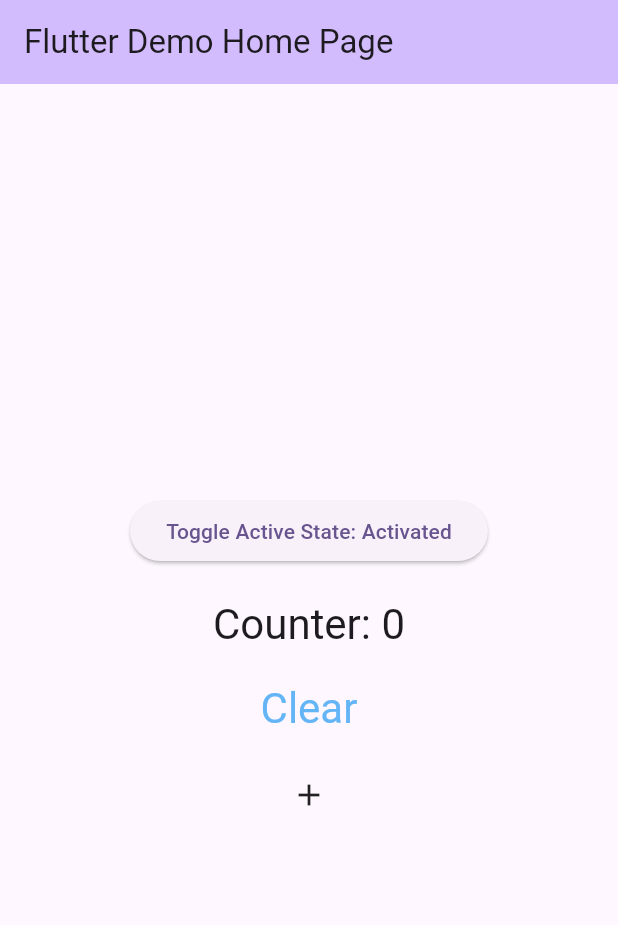
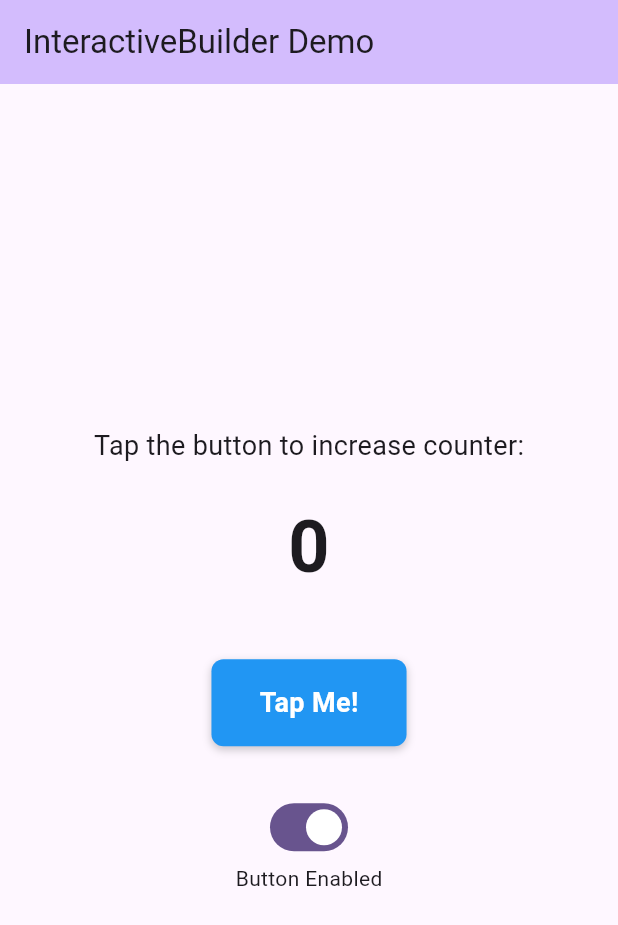
Before and after one commit to ssk-flutter/interactive_builder, a Flutter app: the screen it shows after launch, on a phone screen of 412 x 824 dp. Shown: the top 925 px of the screen. Run offline on Flutter 3.47's test engine with Material 3 defaults, Android fonts, the phone set to English and light mode, and no system bars.

Commit message:
feat: create interactive demo app for showcase
Add comprehensive demo showcasing InteractiveBuilder features:
- Counter button with interactive state changes
- Visual feedback for hover, pressed, and deactivated states
- Dynamic styling with state.resolve()
- Enable/disable toggle to demonstrate deactivated state

🤖 Generated with [Claude Code](https://claude.ai/code)

Co-Authored-By: Claude <noreply@anthropic.com>

```diff
--- a/example/lib/main.dart
+++ b/example/lib/main.dart
@@ -10,77 +10,79 @@ class MyApp extends StatelessWidget {
 
   @override
   Widget build(BuildContext context) => MaterialApp(
-    title: 'Flutter Demo',
+    title: 'InteractiveBuilder Demo',
     theme: ThemeData(colorScheme: ColorScheme.fromSeed(seedColor: Colors.deepPurple)),
-    home: const MyHomePage(title: 'Flutter Demo Home Page'),
+    home: const DemoPage(),
   );
 }
 
-class MyHomePage extends StatefulWidget {
-  const MyHomePage({super.key, required this.title});
-
-  final String title;
+class DemoPage extends StatefulWidget {
+  const DemoPage({super.key});
 
   @override
-  State<MyHomePage> createState() => _MyHomePageState();
+  State<DemoPage> createState() => _DemoPageState();
 }
 
-class _MyHomePageState extends State<MyHomePage> {
+class _DemoPageState extends State<DemoPage> {
   int _counter = 0;
-  bool _isActive = true;
-
-  void _incrementCounter() {
-    setState(() {
-      _counter++;
-    });
-  }
-
-  void _toggleActive() {
-    setState(() {
-      _isActive = !_isActive;
-    });
-  }
+  bool _buttonEnabled = true;
 
   @override
   Widget build(BuildContext context) => Scaffold(
-      appBar: AppBar(backgroundColor: Theme.of(context).colorScheme.inversePrimary, title: Text(widget.title)),
+    appBar: AppBar(
+      backgroundColor: Theme.of(context).colorScheme.inversePrimary,
+      title: const Text('InteractiveBuilder Demo'),
+    ),
     body: Center(
       child: Column(
         mainAxisAlignment: MainAxisAlignment.center,
-          crossAxisAlignment: CrossAxisAlignment.center,
         children: [
-            ElevatedButton(
-              onPressed: _toggleActive,
-              child: Text('Toggle Active State: ${_isActive ? 'Activated' : 'Deactivated'}'),
+          const Text('Tap the button to increase counter:', style: TextStyle(fontSize: 18)),
+          const SizedBox(height: 20),
+          Text('$_counter', style: const TextStyle(fontSize: 48, fontWeight: FontWeight.bold)),
+          const SizedBox(height: 40),
+          InteractiveBuilder(
+            onTap: _buttonEnabled
+                ? () {
+                    setState(() => _counter++);
+                  }
+                : null,
+            onHover: (isHovering) {
+              print('Button hovering: $isHovering');
+            },
+            builder: (context, state, child) => Container(
+              padding: const EdgeInsets.symmetric(horizontal: 32, vertical: 16),
+              decoration: BoxDecoration(
+                color: state.resolve(
+                  Colors.blue,
+                  hovered: Colors.lightBlue,
+                  pressed: Colors.blueAccent,
+                  deactivated: Colors.grey,
                 ),
-            const SizedBox(height: 20),
-            Text('Counter: $_counter', style: Theme.of(context).textTheme.headlineMedium),
-            const SizedBox(height: 20),
-            InteractiveBuilder(
-              onTap: _isActive ? () => setState(() => _counter = 0) : null,
-              onHover: (isHovering) => print('Clear button hovering: $isHovering'),
-              builder: (context, state, child) => Text(
-                'Clear',
-                style: Theme.of(context).textTheme.headlineMedium?.copyWith(
-                  color: state.resolve(
-                    Colors.blue[300],
-                    hovered: Colors.blue[600]!,
-                    pressed: Colors.blue[900]!,
-                    deactivated: Colors.grey,
+                borderRadius: BorderRadius.circular(8),
+                boxShadow: state.isDeactivated
+                    ? null
+                    : [
+                        BoxShadow(
+                          color: Colors.black.withOpacity(0.2),
+                          blurRadius: state.resolve(4.0, pressed: 2.0, hovered: 6.0),
+                          offset: state.resolve(
+                            const Offset(0, 2),
+                            pressed: const Offset(0, 1),
+                            hovered: const Offset(0, 3),
+                          ),
+                        ),
+                      ],
+              ),
+              child: Text(
+                state.resolve('Tap Me!', deactivated: 'Disabled'),
+                style: const TextStyle(color: Colors.white, fontSize: 18, fontWeight: FontWeight.bold),
               ),
             ),
           ),
-            ),
-            const SizedBox(height: 20),
-            InteractiveBuilder(
-              onTap: _isActive ? _incrementCounter : null,
-              onHover: (isHovering) => print('Add button hovering: $isHovering'),
-              builder: (context, state, child) => AnimatedScale(
-                scale: state.resolve(1.0, pressed: 1.0, hovered: 1.1),
-                duration: const Duration(milliseconds: 200),
-                child: Padding(padding: const EdgeInsets.all(8.0), child: const Icon(Icons.add)),
-              ),
-            ),
+          const SizedBox(height: 30),
+          Switch(value: _buttonEnabled, onChanged: (value) => setState(() => _buttonEnabled = value)),
+          Text(_buttonEnabled ? 'Button Enabled' : 'Button Disabled'),
         ],
       ),
     ),
```
Lines whose indentation alone changed are shown as unchanged.
